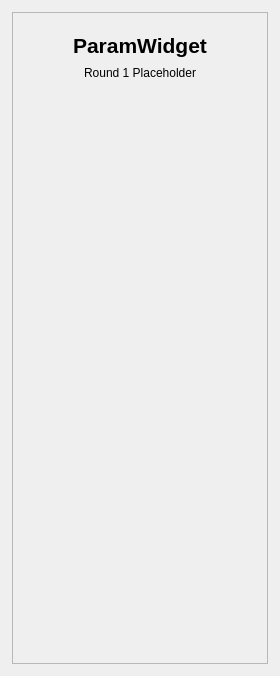
Chen0207-bit/MyCameraClient, file src/ParamWidget/paramwidget.ui: the form before one commit.
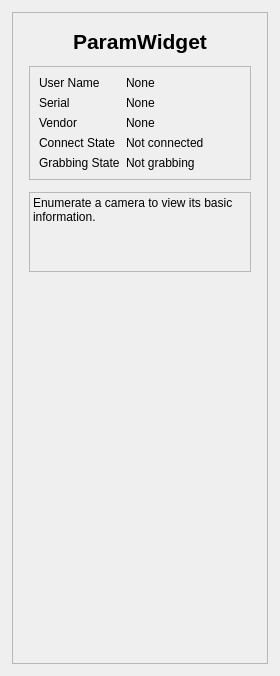
The form after the commit.

The edit to the form file:
```diff
--- a/src/ParamWidget/paramwidget.ui
+++ b/src/ParamWidget/paramwidget.ui
@@ -39,19 +39,19 @@
      </property>
      <layout class="QVBoxLayout" name="frameLayout">
       <property name="spacing">
-       <number>8</number>
+       <number>12</number>
       </property>
       <property name="leftMargin">
-       <number>20</number>
+       <number>16</number>
       </property>
       <property name="topMargin">
-       <number>20</number>
+       <number>16</number>
       </property>
       <property name="rightMargin">
-       <number>20</number>
+       <number>16</number>
       </property>
       <property name="bottomMargin">
-       <number>20</number>
+       <number>16</number>
       </property>
       <item>
        <widget class="QLabel" name="titleLabel">
@@ -70,12 +70,109 @@
        </widget>
       </item>
       <item>
-       <widget class="QLabel" name="descriptionLabel">
+       <widget class="QFrame" name="infoFrame">
+        <property name="frameShape">
+         <enum>QFrame::Shape::StyledPanel</enum>
+        </property>
+        <property name="frameShadow">
+         <enum>QFrame::Shadow::Raised</enum>
+        </property>
+        <layout class="QFormLayout" name="formLayout">
+         <property name="labelAlignment">
+          <set>Qt::AlignLeading|Qt::AlignLeft|Qt::AlignVCenter</set>
+         </property>
+         <item row="0" column="0">
+          <widget class="QLabel" name="userNameLabel">
+           <property name="text">
+            <string>User Name</string>
+           </property>
+          </widget>
+         </item>
+         <item row="0" column="1">
+          <widget class="QLabel" name="userNameValueLabel">
+           <property name="text">
+            <string>None</string>
+           </property>
+          </widget>
+         </item>
+         <item row="1" column="0">
+          <widget class="QLabel" name="serialLabel">
+           <property name="text">
+            <string>Serial</string>
+           </property>
+          </widget>
+         </item>
+         <item row="1" column="1">
+          <widget class="QLabel" name="serialValueLabel">
+           <property name="text">
+            <string>None</string>
+           </property>
+          </widget>
+         </item>
+         <item row="2" column="0">
+          <widget class="QLabel" name="vendorLabel">
+           <property name="text">
+            <string>Vendor</string>
+           </property>
+          </widget>
+         </item>
+         <item row="2" column="1">
+          <widget class="QLabel" name="vendorValueLabel">
+           <property name="text">
+            <string>None</string>
+           </property>
+          </widget>
+         </item>
+         <item row="3" column="0">
+          <widget class="QLabel" name="connectStateLabel">
+           <property name="text">
+            <string>Connect State</string>
+           </property>
+          </widget>
+         </item>
+         <item row="3" column="1">
+          <widget class="QLabel" name="connectStateValueLabel">
+           <property name="text">
+            <string>Not connected</string>
+           </property>
+          </widget>
+         </item>
+         <item row="4" column="0">
+          <widget class="QLabel" name="grabbingStateLabel">
+           <property name="text">
+            <string>Grabbing State</string>
+           </property>
+          </widget>
+         </item>
+         <item row="4" column="1">
+          <widget class="QLabel" name="grabbingStateValueLabel">
+           <property name="text">
+            <string>Not grabbing</string>
+           </property>
+          </widget>
+         </item>
+        </layout>
+       </widget>
+      </item>
+      <item>
+       <widget class="QLabel" name="summaryLabel">
+        <property name="minimumSize">
+         <size>
+          <width>0</width>
+          <height>80</height>
+         </size>
+        </property>
+        <property name="frameShape">
+         <enum>QFrame::Shape::StyledPanel</enum>
+        </property>
         <property name="text">
-         <string>Round 1 Placeholder</string>
+         <string>Enumerate a camera to view its basic information.</string>
         </property>
         <property name="alignment">
-         <set>Qt::AlignCenter</set>
+         <set>Qt::AlignLeading|Qt::AlignLeft|Qt::AlignTop</set>
+        </property>
+        <property name="wordWrap">
+         <bool>true</bool>
         </property>
        </widget>
       </item>
```
